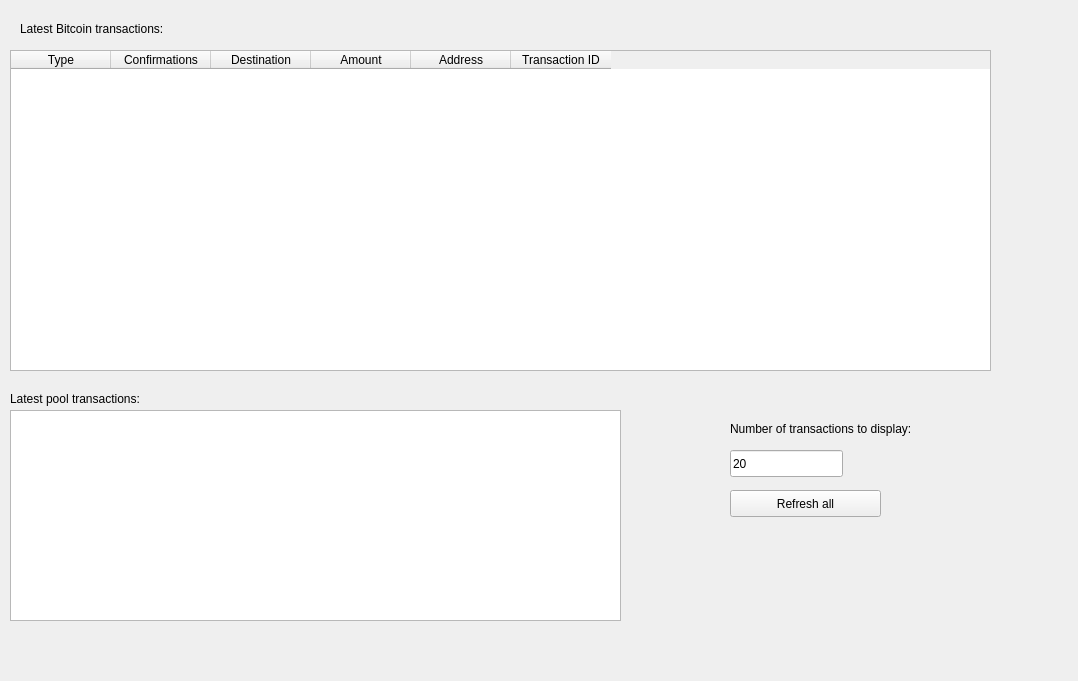
The window that src/gui/widgets/btctransactionmanager.ui (Open-Transactions/Moneychanger) describes before a commit, drawn with Qt 5.
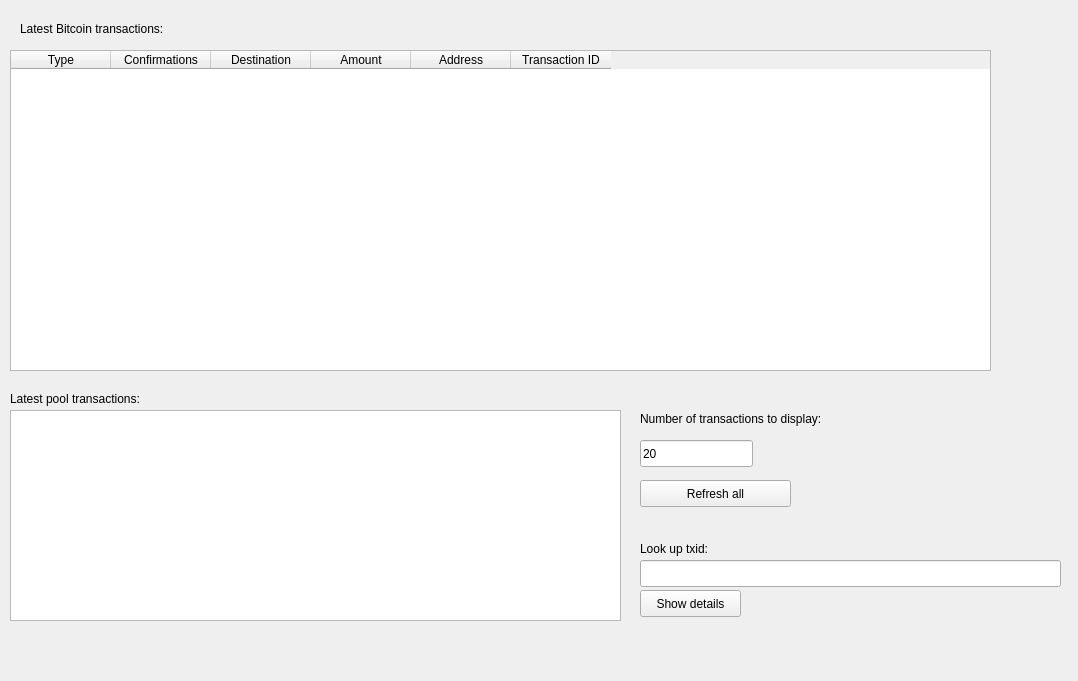
The same window after the commit.

Commit message: started adding a window to show transaction details

Diff of the .ui file:
```diff
--- a/src/gui/widgets/btctransactionmanager.ui
+++ b/src/gui/widgets/btctransactionmanager.ui
@@ -92,8 +92,8 @@
   <widget class="QPushButton" name="buttonRefresh">
    <property name="geometry">
     <rect>
-     <x>730</x>
-     <y>490</y>
+     <x>640</x>
+     <y>480</y>
      <width>151</width>
      <height>27</height>
     </rect>
@@ -105,8 +105,8 @@
   <widget class="QLineEdit" name="editTxCount">
    <property name="geometry">
     <rect>
-     <x>730</x>
-     <y>450</y>
+     <x>640</x>
+     <y>440</y>
      <width>113</width>
      <height>27</height>
     </rect>
@@ -118,8 +118,8 @@
   <widget class="QLabel" name="labelTxCount">
    <property name="geometry">
     <rect>
-     <x>730</x>
-     <y>420</y>
+     <x>640</x>
+     <y>410</y>
      <width>231</width>
      <height>17</height>
     </rect>
@@ -128,6 +128,42 @@
     <string>Number of transactions to display:</string>
    </property>
   </widget>
+  <widget class="QLineEdit" name="editSearchTx">
+   <property name="geometry">
+    <rect>
+     <x>640</x>
+     <y>560</y>
+     <width>421</width>
+     <height>27</height>
+    </rect>
+   </property>
+  </widget>
+  <widget class="QLabel" name="labelSearchTx">
+   <property name="geometry">
+    <rect>
+     <x>640</x>
+     <y>540</y>
+     <width>151</width>
+     <height>17</height>
+    </rect>
+   </property>
+   <property name="text">
+    <string>Look up txid:</string>
+   </property>
+  </widget>
+  <widget class="QPushButton" name="buttonSearchTx">
+   <property name="geometry">
+    <rect>
+     <x>640</x>
+     <y>590</y>
+     <width>101</width>
+     <height>27</height>
+    </rect>
+   </property>
+   <property name="text">
+    <string>Show details</string>
+   </property>
+  </widget>
  </widget>
  <resources/>
  <connections/>
```
The commit also changes 9 other files.
